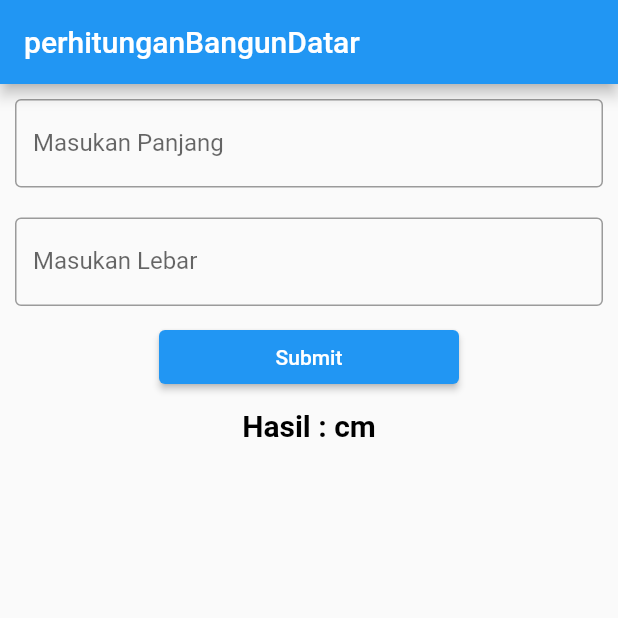
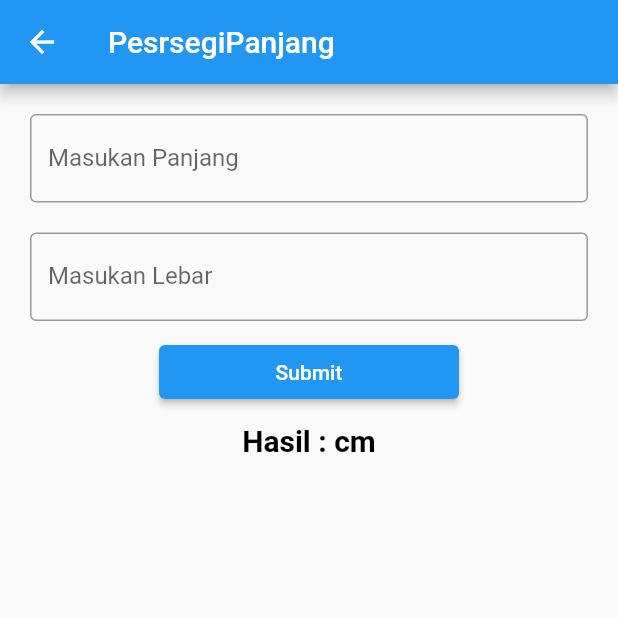
Before and after one commit to alansatria7/flutter, a Flutter app: the kalkulator screen opened directly, on a phone screen of 412 x 824 dp, the top half of it. Run offline on Flutter 3.47's test engine with Material 2 defaults, Android fonts, the phone set to English and light mode, and no system bars; our stand-ins replace rflutter_alert; missing offline and left inert: dart:html.

Commit message:
Add files via upload

```diff
--- a/lib/kalkulator.dart
+++ b/lib/kalkulator.dart
@@ -21,13 +21,15 @@ class _kalkulatorState extends State<kalkulator> {
   Widget build(BuildContext context) {
 
     return Scaffold(
-       appBar: AppBar(title: Text("perhitunganBangunDatar"),),
+       appBar: AppBar(title: Text("PesrsegiPanjang"),),
       body: Container(
-        margin:EdgeInsets.all(10),
+        margin:EdgeInsets.all(20),
         child: Column(
           crossAxisAlignment: CrossAxisAlignment.start,
           children:[
+
             TextField(
+
               keyboardType: TextInputType.number,
               inputFormatters: <TextInputFormatter>[FilteringTextInputFormatter.digitsOnly],
               controller: ctrPanjang,
--- a/lib/main.dart
+++ b/lib/main.dart
@@ -26,7 +26,7 @@ class MyApp extends StatelessWidget {
         // is not restarted.
         primarySwatch: Colors.blue,
       ),
-      home: const kalkulator()
+      home: const fromRegistration()
     );
   }
 }
```
Also changed, not shown: lib/fromRegistration.dart (+20 -0 lines).
